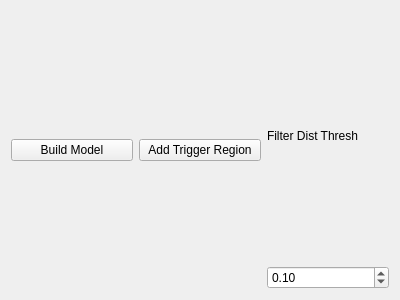
First picture: the form in ui/renderview.ui, repository dtmoodie/camera_trigger, before the edit.
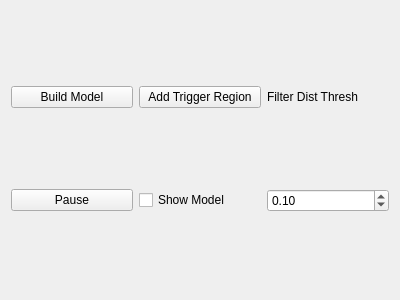
Second picture: the form after the edit.

The edit to the form file:
```diff
--- a/ui/renderview.ui
+++ b/ui/renderview.ui
@@ -30,20 +30,37 @@
        </property>
       </widget>
      </item>
-     <item row="0" column="1" rowspan="2">
-      <widget class="QPushButton" name="btnAddTrigger">
-       <property name="text">
-        <string>Add Trigger Region</string>
-       </property>
-      </widget>
-     </item>
-     <item row="0" column="0" rowspan="2">
+     <item row="0" column="0">
       <widget class="QPushButton" name="btnBuild">
        <property name="text">
         <string>Build Model</string>
        </property>
       </widget>
      </item>
+     <item row="0" column="1">
+      <widget class="QPushButton" name="btnAddTrigger">
+       <property name="text">
+        <string>Add Trigger Region</string>
+       </property>
+      </widget>
+     </item>
+     <item row="1" column="0">
+      <widget class="QPushButton" name="btnPause">
+       <property name="text">
+        <string>Pause</string>
+       </property>
+      </widget>
+     </item>
+     <item row="2" column="0" colspan="3">
+      <layout class="QHBoxLayout" name="triggerLayout"/>
+     </item>
+     <item row="1" column="1">
+      <widget class="QCheckBox" name="chkShowModel">
+       <property name="text">
+        <string>Show Model</string>
+       </property>
+      </widget>
+     </item>
     </layout>
    </item>
   </layout>
```
